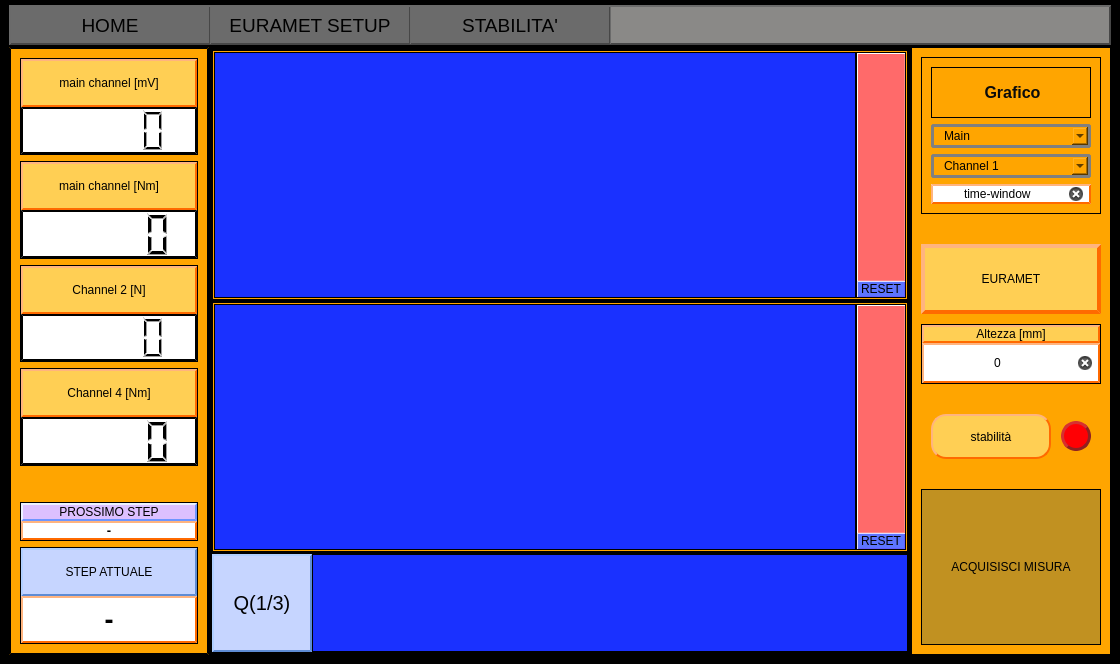
The window that Qt Creator/Mainwindow_grafico.ui (Mixer97/tesi_triennale) describes before a commit, drawn with Qt 5.
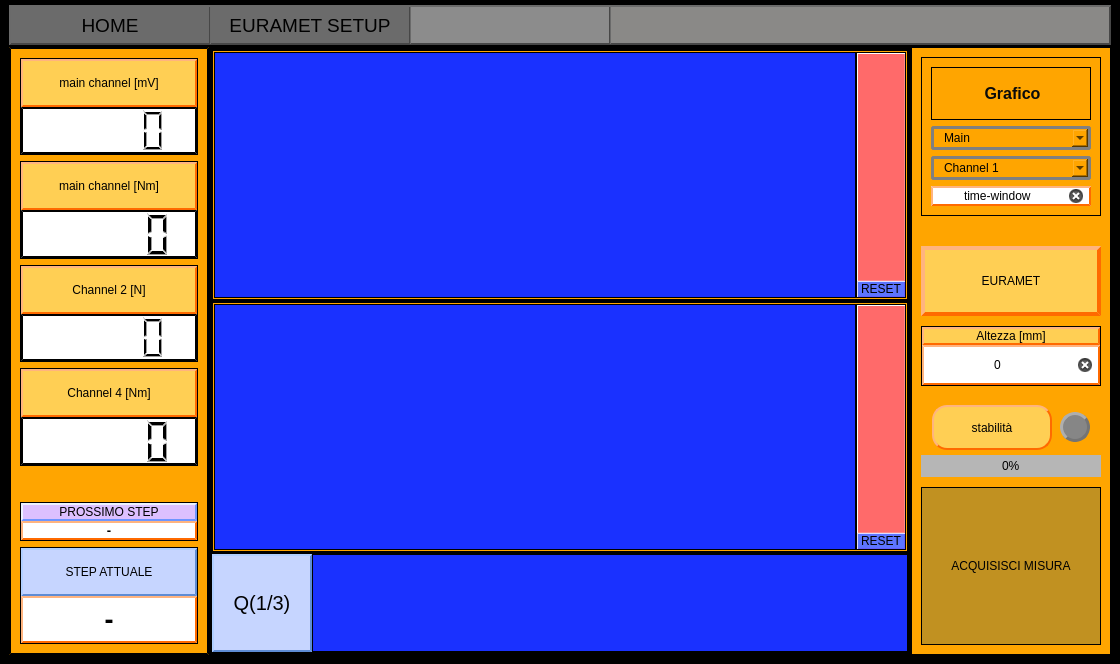
The same window after the commit. Custom widgets are drawn as their Qt base class.

```diff
--- a/Qt Creator/Mainwindow_grafico.ui
+++ b/Qt Creator/Mainwindow_grafico.ui
@@ -1928,7 +1928,7 @@
             </property>
            </widget>
           </item>
-          <item row="8" column="0">
+          <item row="7" column="0">
            <widget class="QFrame" name="frame_22">
             <property name="frameShape">
              <enum>QFrame::StyledPanel</enum>
@@ -1993,20 +1993,44 @@
             </layout>
            </widget>
           </item>
-          <item row="6" column="0">
+          <item row="5" column="0">
+           <widget class="QFrame" name="frame_stabilita">
+            <property name="sizePolicy">
+             <sizepolicy hsizetype="Preferred" vsizetype="Fixed">
+              <horstretch>0</horstretch>
+              <verstretch>0</verstretch>
+             </sizepolicy>
+            </property>
+            <property name="styleSheet">
+             <string notr="true">QWidget{border-width:0px;}</string>
+            </property>
+            <property name="frameShape">
+             <enum>QFrame::StyledPanel</enum>
+            </property>
+            <property name="frameShadow">
+             <enum>QFrame::Raised</enum>
+            </property>
+            <layout class="QFormLayout" name="formLayout">
+             <property name="horizontalSpacing">
+              <number>0</number>
+             </property>
+             <property name="verticalSpacing">
+              <number>0</number>
+             </property>
+             <property name="leftMargin">
+              <number>0</number>
+             </property>
+             <property name="topMargin">
+              <number>0</number>
+             </property>
+             <property name="rightMargin">
+              <number>0</number>
+             </property>
+             <property name="bottomMargin">
+              <number>0</number>
+             </property>
+             <item row="0" column="1">
            <widget class="QFrame" name="frame_18">
-            <property name="sizePolicy">
-             <sizepolicy hsizetype="Preferred" vsizetype="Fixed">
-              <horstretch>0</horstretch>
-              <verstretch>0</verstretch>
-             </sizepolicy>
-            </property>
-            <property name="styleSheet">
-             <string notr="true">QWidget	{
-border-width: 0px;
-
-}</string>
-            </property>
             <property name="frameShape">
              <enum>QFrame::StyledPanel</enum>
             </property>
@@ -2014,20 +2038,8 @@
              <enum>QFrame::Raised</enum>
             </property>
             <layout class="QHBoxLayout" name="horizontalLayout_3">
-             <property name="spacing">
-              <number>0</number>
-             </property>
-             <property name="leftMargin">
-              <number>0</number>
-             </property>
-             <property name="topMargin">
-              <number>0</number>
-             </property>
-             <property name="rightMargin">
-              <number>0</number>
-             </property>
              <property name="bottomMargin">
-              <number>0</number>
+                 <number>5</number>
              </property>
              <item>
               <widget class="QLabel" name="label_7">
@@ -2070,6 +2082,9 @@
              </item>
              <item>
               <widget class="QLabel" name="label_led_stabilita">
+                  <property name="enabled">
+                   <bool>false</bool>
+                  </property>
                <property name="minimumSize">
                 <size>
                  <width>30</width>
@@ -2092,7 +2107,14 @@
 	color: rgb(0,0,0);
 }
 
-</string>
+QLabel::disabled{
+	background-color: rgb(134, 134, 134);
+	border-style: outset;
+    border-width: 3px;
+	border-color: rgb(116, 116, 116);
+	border-radius: 15px;
+	color: rgb(0,0,0);
+}</string>
                </property>
                <property name="text">
                 <string/>
@@ -2102,6 +2124,45 @@
             </layout>
            </widget>
           </item>
+             <item row="1" column="0" colspan="2">
+              <widget class="QProgressBar" name="progressBar">
+               <property name="enabled">
+                <bool>false</bool>
+               </property>
+               <property name="styleSheet">
+                <string notr="true">QProgressBar {
+	border: 2px solid grey;
+    text-align: center;
+	color:rgb(0, 0, 0);
+	border-color: rgb(165, 165, 165);
+	background-color:rgb(232, 232, 232);
+}
+
+QProgressBar::chunk {
+    background-color:rgb(103, 200, 73);
+    margin: 0.5px;
+}
+
+QProgressBar::disabled {
+    border: 1px;
+    text-align: center;
+	color:rgb(0, 0, 0);
+	border-color: rgb(35, 35, 35);
+	background-color: rgb(182, 182, 182);
+}
+</string>
+               </property>
+               <property name="maximum">
+                <number>30</number>
+               </property>
+               <property name="value">
+                <number>0</number>
+               </property>
+              </widget>
+             </item>
+            </layout>
+           </widget>
+          </item>
           <item row="4" column="0">
            <widget class="QFrame" name="frame_altezza">
             <property name="enabled">
@@ -2212,38 +2273,6 @@
             </layout>
            </widget>
           </item>
-          <item row="5" column="0">
-           <spacer name="verticalSpacer_3">
-            <property name="orientation">
-             <enum>Qt::Vertical</enum>
-            </property>
-            <property name="sizeType">
-             <enum>QSizePolicy::Maximum</enum>
-            </property>
-            <property name="sizeHint" stdset="0">
-             <size>
-              <width>20</width>
-              <height>20</height>
-             </size>
-            </property>
-           </spacer>
-          </item>
-          <item row="7" column="0">
-           <spacer name="verticalSpacer_4">
-            <property name="orientation">
-             <enum>Qt::Vertical</enum>
-            </property>
-            <property name="sizeType">
-             <enum>QSizePolicy::Maximum</enum>
-            </property>
-            <property name="sizeHint" stdset="0">
-             <size>
-              <width>20</width>
-              <height>20</height>
-             </size>
-            </property>
-           </spacer>
-          </item>
          </layout>
         </widget>
        </item>
@@ -2387,6 +2416,9 @@
        </item>
        <item>
         <widget class="QPushButton" name="pushButton_Stabilita">
+         <property name="enabled">
+          <bool>false</bool>
+         </property>
          <property name="sizePolicy">
           <sizepolicy hsizetype="Minimum" vsizetype="Preferred">
            <horstretch>0</horstretch>
@@ -2421,8 +2453,12 @@
 	border-width: 1px;
 	background-color:rgb(56, 56, 56);
 	color: rgb(0, 0, 0);
+}
 
-
+QPushButton::disabled{
+	border-width: 1px;
+	background-color:rgb(140, 140, 140);
+	color:rgb(140, 140, 140);
 }</string>
          </property>
          <property name="text">
```
Lines whose indentation alone changed are shown as unchanged.
